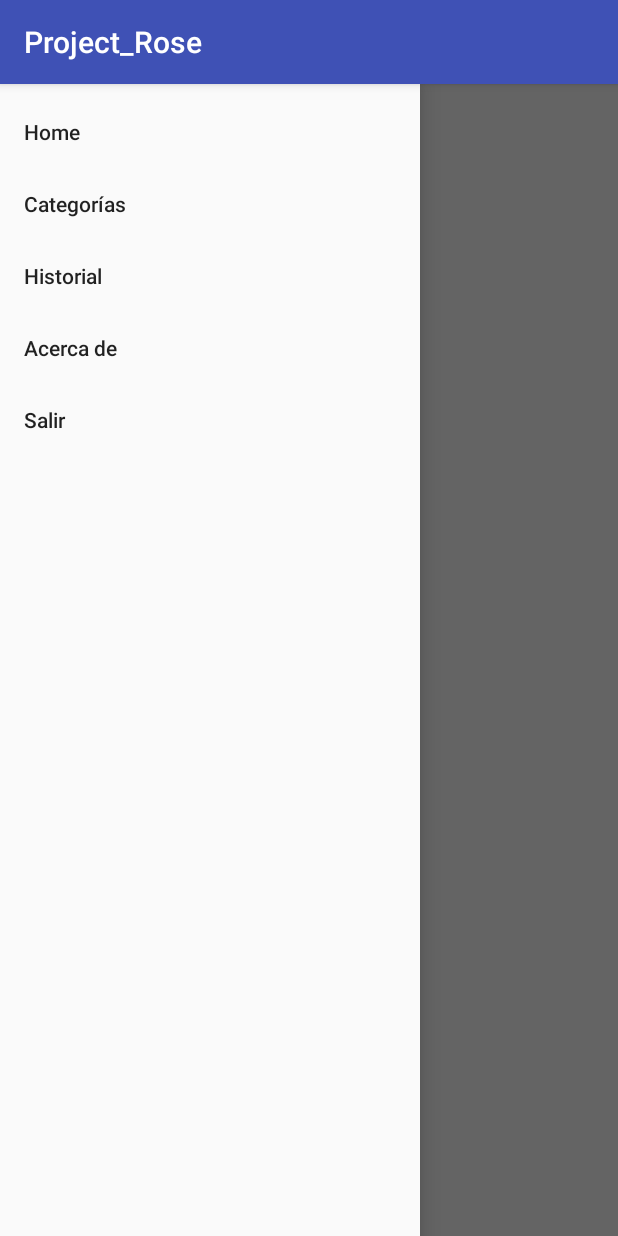
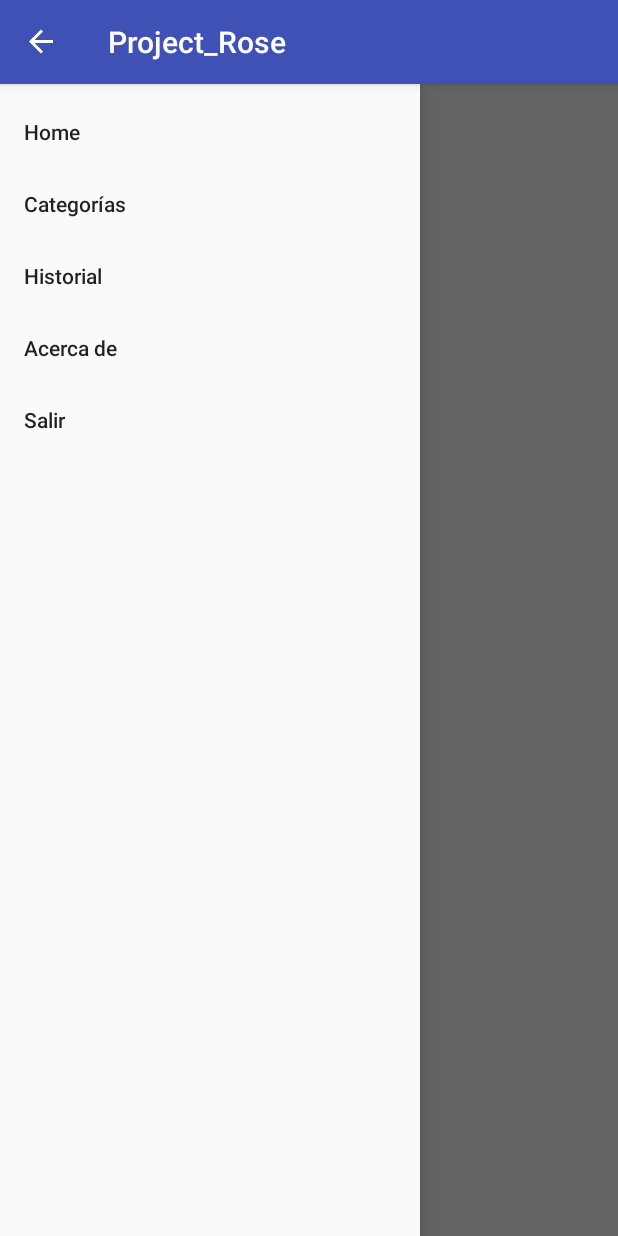
Before and after one commit to TheRaven0/Project_Rose, an Android app: the screen it shows after launch (MainActivity), with the side drawer open, on a phone screen of 412 x 824 dp. Run offline under Robolectric (Android 15) with nearby library versions, the phone set to English and light mode, and no system bars.

```diff
--- a/app/src/main/java/com/example/kevm/project_rose/MainActivity.java
+++ b/app/src/main/java/com/example/kevm/project_rose/MainActivity.java
@@ -1,13 +1,24 @@
 package com.example.kevm.project_rose;
 
+import android.support.v4.widget.DrawerLayout;
+import android.support.v7.app.ActionBarDrawerToggle;
 import android.support.v7.app.AppCompatActivity;
 import android.os.Bundle;
 
 public class MainActivity extends AppCompatActivity {
+    private DrawerLayout mDrawerLayout;
+    private ActionBarDrawerToggle mToggle;
 
     @Override
     protected void onCreate(Bundle savedInstanceState) {
         super.onCreate(savedInstanceState);
         setContentView(R.layout.activity_main);
+
+        mDrawerLayout = (DrawerLayout) findViewById(R.id.drawer);
+        mToggle = new ActionBarDrawerToggle(MainActivity.this, mDrawerLayout, R.string.open, R.string.close);
+
+        mDrawerLayout.addDrawerListener(mToggle);
+        mToggle.syncState();
+        getSupportActionBar().setDisplayHomeAsUpEnabled(true);
     }
 }
--- a/app/src/main/res/layout/activity_main.xml
+++ b/app/src/main/res/layout/activity_main.xml
@@ -4,7 +4,8 @@
     xmlns:tools="http://schemas.android.com/tools"
     android:layout_width="match_parent"
     android:layout_height="match_parent"
-    tools:context=".MainActivity">
+    tools:context=".MainActivity"
+    android:id="@+id/drawer">
 
     <LinearLayout
         android:layout_width="match_parent"
--- a/app/src/main/res/values/strings.xml
+++ b/app/src/main/res/values/strings.xml
@@ -1,3 +1,5 @@
 <resources>
     <string name="app_name">Project_Rose</string>
+    <string name="open">Open</string>
+    <string name="close">Close</string>
 </resources>
```
